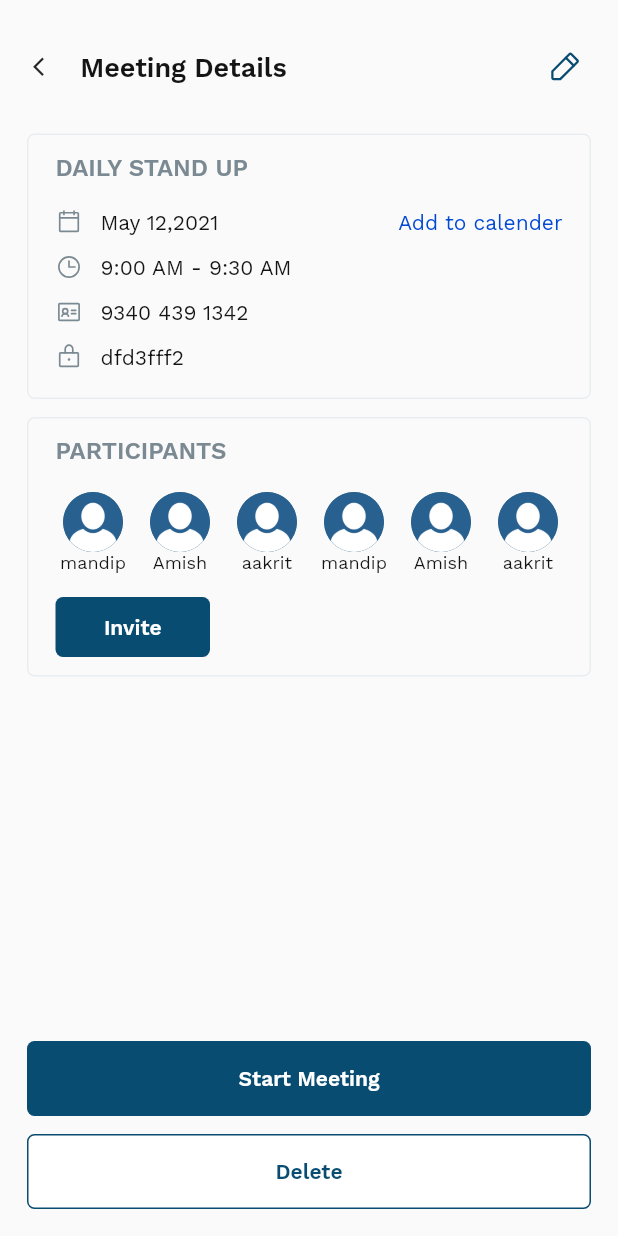
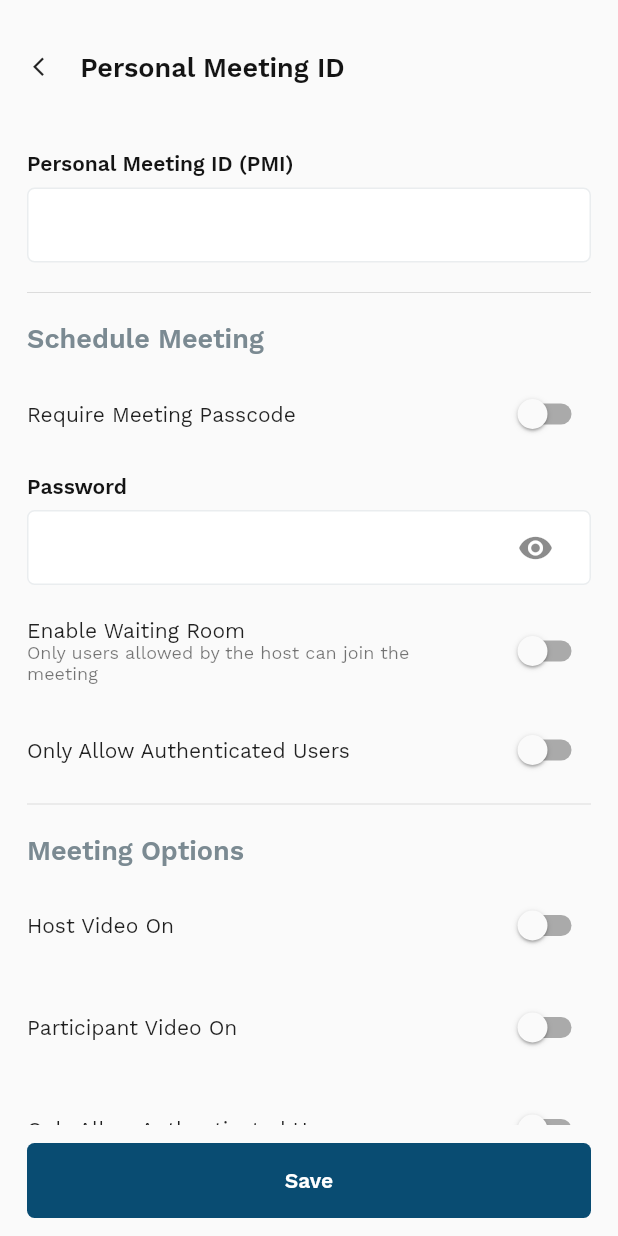
Before and after one commit to raister21/neewzoom, a Flutter app: the screen it shows after launch, on a phone screen of 412 x 824 dp. Run offline on Flutter 3.47's test engine with Material 2 defaults, Android fonts, the light colour scheme and no system bars; our stand-ins replace bloc, equatable, flutter_bloc, flutter_svg.

Commit message:
Personal meeting id page done

```diff
--- a/lib/main.dart
+++ b/lib/main.dart
@@ -3,6 +3,7 @@ import 'package:flutter_bloc/flutter_bloc.dart';
 import 'package:neewzoom/constants/ui_constants.dart';
 import 'package:neewzoom/presentation/meetings/meetings_details_page.dart';
 import 'package:neewzoom/presentation/meetings/meetings_page.dart';
+import 'package:neewzoom/presentation/meetings/personal_id_page.dart';
 import 'package:neewzoom/presentation/navigation/navigation_page.dart';
 import 'package:neewzoom/presentation/otp_number.dart';
 import 'package:neewzoom/presentation/otp_verification.dart';
@@ -34,7 +35,7 @@ class MyApp extends StatelessWidget {
       home: BlocProvider.value(
         value: _otpBloc,
         // child: SafeArea(child: NavigationPage()),
-        child: SafeArea(child: MeetingsDetailsPage()),
+        child: SafeArea(child: PersonalIdPage()),
       ),
     );
   }
--- /dev/null
+++ b/lib/presentation/meetings/personal_id_page.dart
@@ -0,0 +1,481 @@
+import 'package:flutter/material.dart';
+import 'package:neewzoom/constants/ui_constants.dart';
+
+class PersonalIdPage extends StatefulWidget {
+  const PersonalIdPage({Key? key}) : super(key: key);
+
+  @override
+  _PersonalIdPageState createState() => _PersonalIdPageState();
+}
+
+class _PersonalIdPageState extends State<PersonalIdPage> {
+  UIconstants uIconstants = UIconstants();
+  bool _isPasswordRequired = false;
+  bool _isWaitingRoomUnabled = false;
+  bool _isAuthenticatedUserAllowed = false;
+  bool _isHostVideoOn = false;
+  bool _isParticipantVideoOn = false;
+  bool _isOnlyAllowAuthenticatedUser = false;
+  bool _isAllowParticipantToJoin = false;
+  bool _isAutomaticRecording = false;
+
+  @override
+  Widget build(BuildContext context) {
+    return Scaffold(
+      body: _personalIdView(),
+    );
+  }
+
+  Widget _personalIdView() {
+    return Column(
+      mainAxisAlignment: MainAxisAlignment.end,
+      children: [_bodyBlock(), _saveButton()],
+    );
+  }
+
+  Widget _bodyBlock() {
+    return Expanded(
+      child: SingleChildScrollView(
+        child: Column(
+          children: [
+            _headerBar(),
+            Padding(
+              padding:
+                  EdgeInsets.symmetric(horizontal: uIconstants.defaultPads),
+              child: Column(
+                crossAxisAlignment: CrossAxisAlignment.start,
+                children: [
+                  _pmiInput(),
+                  Divider(),
+                  _securityTitle(),
+                  _requireMeetingIdButton(),
+                  _passwordInput(),
+                  _enableWaitingRoomRadioBtn(),
+                  _allowAuthenticatedUser(),
+                  Divider(),
+                  _meetingOptionTitle(),
+                  _hostVideoOnButton(),
+                  _participantVideoOnButton(),
+                  _allowAuthenticatedUserOnly(),
+                  _allowJoinBeforeHostUser(),
+                  _autoRecordMeeting(),
+                  _regionEntryBox(),
+                ],
+              ),
+            ),
+          ],
+        ),
+      ),
+    );
+  }
+
+  Widget _headerBar() {
+    return Container(
+      padding: EdgeInsets.symmetric(
+          horizontal: uIconstants.defaultIconPads, vertical: 20.5),
+      child: Row(
+        children: [
+          Align(
+            alignment: AlignmentDirectional.centerStart,
+            child: IconButton(
+              splashRadius: 15,
+              iconSize: 15,
+              icon: Icon(
+                Icons.arrow_back_ios,
+              ),
+              onPressed: () {},
+            ),
+          ),
+          Text(
+            "Personal Meeting ID",
+            style: TextStyle(
+                fontFamily: 'WorkSans',
+                fontSize: 18,
+                fontWeight: FontWeight.w600,
+                color: uIconstants.defaultFontColor),
+          )
+        ],
+      ),
+    );
+  }
+
+  Widget _pmiInput() {
+    return Padding(
+      padding: EdgeInsets.only(
+          top: uIconstants.defaultsmallPads,
+          bottom: uIconstants.defaultsmallPads),
+      child: Column(crossAxisAlignment: CrossAxisAlignment.start, children: [
+        Padding(
+          padding: EdgeInsets.only(bottom: uIconstants.defaultsmallPads - 4),
+          child: Text(
+            "Personal Meeting ID (PMI)",
+            style: TextStyle(
+                fontFamily: 'WorkSans',
+                fontSize: 14,
+                fontWeight: FontWeight.bold,
+                color: uIconstants.defaultFontColor),
+          ),
+        ),
+        Container(
+          decoration: BoxDecoration(
+            color: Colors.white,
+            border: Border.all(color: uIconstants.defaultBackGroundColor),
+            borderRadius: BorderRadius.all(
+              Radius.circular(uIconstants.defaultInputBorderRadius),
+            ),
+          ),
+          child: Padding(
+            padding:
+                EdgeInsets.symmetric(horizontal: uIconstants.defaultsmallPads),
+            child: TextField(
+              showCursor: false,
+              style: TextStyle(
+                fontFamily: 'WorkSans',
+                color: uIconstants.defaultFontColor,
+              ),
+              decoration: InputDecoration(
+                  focusedBorder: InputBorder.none, border: InputBorder.none),
+            ),
+          ),
+        ),
+      ]),
+    );
+  }
+
+  Widget _securityTitle() {
+    return Padding(
+      padding: EdgeInsets.only(top: uIconstants.defaultsmallPads),
+      child: Text(
+        "Schedule Meeting",
+        style: TextStyle(
+          fontFamily: 'WorkSans',
+          fontSize: 18,
+          fontWeight: FontWeight.w600,
+          color: uIconstants.defaultDarkBackground,
+        ),
+      ),
+    );
+  }
+
+  Widget _requireMeetingIdButton() {
+    return Container(
+      padding: EdgeInsets.only(top: uIconstants.defaultsmallPads),
+      child: SwitchListTile(
+        contentPadding: EdgeInsets.zero,
+        onChanged: (bool value) {
+          setState(() {
+            _isPasswordRequired = value;
+          });
+        },
+        value: _isPasswordRequired,
+        title: Text("Require Meeting Passcode",
+            style: TextStyle(
+              fontFamily: 'WorkSans',
+              fontSize: 14,
+              fontWeight: FontWeight.w300,
+            )),
+      ),
+    );
+  }
+
+  Widget _passwordInput() {
+    return Padding(
+      padding: EdgeInsets.only(top: uIconstants.defaultsmallPads),
+      child: Column(crossAxisAlignment: CrossAxisAlignment.start, children: [
+        Padding(
+          padding: EdgeInsets.only(bottom: uIconstants.defaultsmallPads - 4),
+          child: Text(
+            "Password",
+            style: TextStyle(
+                fontFamily: 'WorkSans',
+                fontSize: 14,
+                fontWeight: FontWeight.bold,
+                color: uIconstants.defaultFontColor),
+          ),
+        ),
+        Container(
+          decoration: BoxDecoration(
+            color: Colors.white,
+            border: Border.all(color: uIconstants.defaultBackGroundColor),
+            borderRadius: BorderRadius.all(
+              Radius.circular(uIconstants.defaultInputBorderRadius),
+            ),
+          ),
+          child: Padding(
+            padding:
+                EdgeInsets.symmetric(horizontal: uIconstants.defaultsmallPads),
+            child: TextField(
+              obscureText: true,
+              showCursor: false,
+              style: TextStyle(
+                fontFamily: 'WorkSans',
+                color: uIconstants.defaultFontColor,
+              ),
+              decoration: InputDecoration(
+                  focusedBorder: InputBorder.none,
+                  border: InputBorder.none,
+                  suffixIcon: Padding(
+                    padding: EdgeInsets.symmetric(vertical: 12),
+                    child: Icon(Icons.remove_red_eye),
+                  )),
+            ),
+          ),
+        ),
+      ]),
+    );
+  }
+
+  Widget _enableWaitingRoomRadioBtn() {
+    return Container(
+        padding: EdgeInsets.only(top: uIconstants.defaultPads),
+        child: SwitchListTile(
+          contentPadding: EdgeInsets.zero,
+          onChanged: (bool value) {
+            setState(() {
+              _isWaitingRoomUnabled = value;
+            });
+          },
+          value: _isWaitingRoomUnabled,
+          title: Text("Enable Waiting Room",
+              style: TextStyle(
+                fontFamily: 'WorkSans',
+                fontSize: 14,
+                fontWeight: FontWeight.w300,
+              )),
+          subtitle: Text(
+            "Only users allowed by the host can join the meeting",
+            style: TextStyle(
+              fontFamily: 'WorkSans',
+              fontSize: 12,
+            ),
+          ),
+        ));
+  }
+
+  Widget _allowAuthenticatedUser() {
+    return Container(
+      padding: EdgeInsets.only(top: uIconstants.defaultsmallPads),
+      child: SwitchListTile(
+        contentPadding: EdgeInsets.zero,
+        onChanged: (bool value) {
+          setState(() {
+            _isAuthenticatedUserAllowed = value;
+          });
+        },
+        value: _isAuthenticatedUserAllowed,
+        title: Text("Only Allow Authenticated Users",
+            style: TextStyle(
+              fontFamily: 'WorkSans',
+              fontSize: 14,
+              fontWeight: FontWeight.w300,
+            )),
+      ),
+    );
+  }
+
+  Widget _meetingOptionTitle() {
+    return Padding(
+      padding: EdgeInsets.only(top: uIconstants.defaultsmallPads),
+      child: Text(
+        "Meeting Options",
+        style: TextStyle(
+          fontFamily: 'WorkSans',
+          fontSize: 18,
+          fontWeight: FontWeight.w600,
+          color: uIconstants.defaultDarkBackground,
+        ),
+      ),
+    );
+  }
+
+  Widget _hostVideoOnButton() {
+    return Container(
+      padding: EdgeInsets.only(top: uIconstants.defaultsmallPads),
+      child: SwitchListTile(
+        contentPadding: EdgeInsets.zero,
+        onChanged: (bool value) {
+          setState(() {
+            _isHostVideoOn = value;
+          });
+        },
+        value: _isHostVideoOn,
+        title: Text("Host Video On",
+            style: TextStyle(
+              fontFamily: 'WorkSans',
+              fontSize: 14,
+              fontWeight: FontWeight.w300,
+            )),
+      ),
+    );
+  }
+
+  Widget _participantVideoOnButton() {
+    return Container(
+      padding: EdgeInsets.only(top: uIconstants.defaultsmallPads),
+      child: SwitchListTile(
+        contentPadding: EdgeInsets.zero,
+        onChanged: (bool value) {
+          setState(() {
+            _isParticipantVideoOn = value;
+          });
+        },
+        value: _isParticipantVideoOn,
+        title: Text("Participant Video On",
+            style: TextStyle(
+              fontFamily: 'WorkSans',
+              fontSize: 14,
+              fontWeight: FontWeight.w300,
+            )),
+      ),
+    );
+  }
+
+  Widget _allowAuthenticatedUserOnly() {
+    return Container(
+      padding: EdgeInsets.only(top: uIconstants.defaultsmallPads),
+      child: SwitchListTile(
+        contentPadding: EdgeInsets.zero,
+        onChanged: (bool value) {
+          setState(() {
+            _isOnlyAllowAuthenticatedUser = value;
+          });
+        },
+        value: _isOnlyAllowAuthenticatedUser,
+        title: Text("Only Allow Authenticated Users",
+            style: TextStyle(
+              fontFamily: 'WorkSans',
+              fontSize: 14,
+              fontWeight: FontWeight.w300,
+            )),
+      ),
+    );
+  }
+
+  Widget _allowJoinBeforeHostUser() {
+    return Container(
+      padding: EdgeInsets.only(top: uIconstants.defaultsmallPads),
+      child: SwitchListTile(
+        contentPadding: EdgeInsets.zero,
+        onChanged: (bool value) {
+          setState(() {
+            _isAllowParticipantToJoin = value;
+          });
+        },
+        value: _isAllowParticipantToJoin,
+        title: Text("Allow Participants to Join Before Host",
+            style: TextStyle(
+              fontFamily: 'WorkSans',
+              fontSize: 14,
+              fontWeight: FontWeight.w300,
+            )),
+      ),
+    );
+  }
+
+  Widget _autoRecordMeeting() {
+    return Container(
+      padding: EdgeInsets.only(top: uIconstants.defaultsmallPads),
+      child: SwitchListTile(
+        contentPadding: EdgeInsets.zero,
+        onChanged: (bool value) {
+          setState(() {
+            _isAutomaticRecording = value;
+          });
+        },
+        value: _isAutomaticRecording,
+        title: Text("Automatically Record Meeting",
+            style: TextStyle(
+              fontFamily: 'WorkSans',
+              fontSize: 14,
+              fontWeight: FontWeight.w300,
+            )),
+      ),
+    );
+  }
+
+  Widget _regionEntryBox() {
+    return Padding(
+      padding: EdgeInsets.only(bottom: uIconstants.defaultsmallPads + 4),
+      child: Container(
+        decoration: BoxDecoration(
+          border: Border.all(color: uIconstants.defaultBackGroundColor),
+          borderRadius: BorderRadius.all(
+            Radius.circular(uIconstants.defaultInputBorderRadius),
+          ),
+        ),
+        child: Row(
+          mainAxisAlignment: MainAxisAlignment.end,
+          crossAxisAlignment: CrossAxisAlignment.start,
+          children: [
+            Expanded(
+              flex: 2,
+              child: Padding(
+                padding: EdgeInsets.fromLTRB(
+                    uIconstants.defaultsmallPads,
+                    uIconstants.defaultsmallPads,
+                    0,
+                    uIconstants.defaultsmallPads),
+                child: Text(
+                  "Approve or Block Entry for Users from Specific Countries / Region",
+                  style: TextStyle(
+                    fontFamily: 'WorkSans',
+                    fontSize: 14,
+                  ),
+                ),
+              ),
+            ),
+            Expanded(
+              flex: 1,
+              child: Padding(
+                padding: EdgeInsets.only(
+                    top: uIconstants.defaultsmallPads,
+                    right: uIconstants.defaultsmallPads),
+                child: Row(
+                  mainAxisAlignment: MainAxisAlignment.end,
+                  children: [
+                    Text(
+                      "None",
+                      style: TextStyle(
+                        fontFamily: 'WorkSans',
+                        fontSize: 14,
+                      ),
+                    ),
+                    Icon(Icons.arrow_forward_ios,
+                        color: uIconstants.defaultFontColor)
+                  ],
+                ),
+              ),
+            )
+          ],
+        ),
+      ),
+    );
+  }
+
+  Widget _saveButton() {
+    return Padding(
+      padding: EdgeInsets.symmetric(
+          vertical: uIconstants.defaultsmallPads,
+          horizontal: uIconstants.defaultPads),
+      child: Container(
+        height: uIconstants.defaultButtonHeight,
+        width: MediaQuery.of(context).size.width,
+        decoration: BoxDecoration(
+            color: Theme.of(context).primaryColor,
+            borderRadius: BorderRadius.all(
+              Radius.circular(uIconstants.defaultInputBorderRadius),
+            )),
+        child: TextButton(
+          onPressed: () {},
+          child: Text(
+            "Save",
+            style: TextStyle(
+                fontFamily: 'WorkSans',
+                color: Colors.white,
+                fontWeight: FontWeight.w700),
+          ),
+        ),
+      ),
+    );
+  }
+}
```
